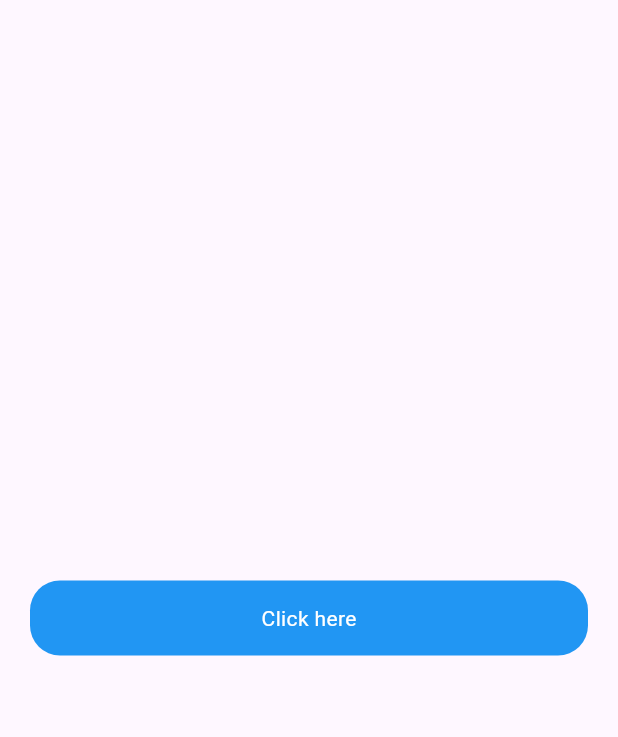
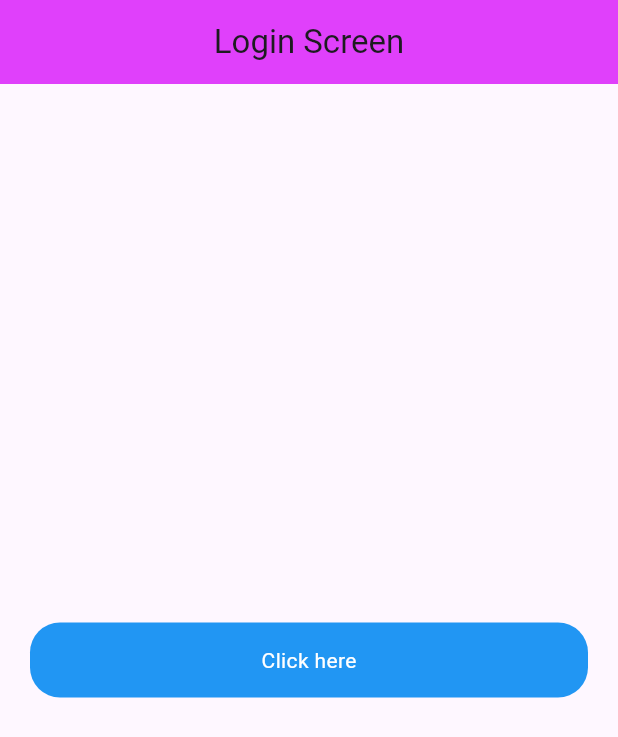
Before and after one commit to Salman-Dev336/Multi_Roles_App_Flutter, a Flutter app: the screen it shows after launch, on a phone screen of 412 x 824 dp. Shown: the top 737 px of the screen. Run offline on Flutter 3.47's test engine with Material 3 defaults, Android fonts, the phone set to English and light mode, and no system bars; our stand-ins replace shared_preferences; network calls fail.

Commit message:
styling the login page

```diff
--- a/lib/login_screen.dart
+++ b/lib/login_screen.dart
@@ -15,6 +15,12 @@ class _LoginScreenState extends State<LoginScreen> {
   @override
   Widget build(BuildContext context) {
     return Scaffold(
+      appBar: AppBar(
+        title: Text('Login Screen'),
+        centerTitle: true,
+        backgroundColor: Colors.purpleAccent,
+        automaticallyImplyLeading: false,
+      ),
       body: Padding(
         padding: const EdgeInsets.symmetric(horizontal: 20),
         child: Column(
@@ -23,16 +29,16 @@ class _LoginScreenState extends State<LoginScreen> {
             InkWell(
               onTap: () async {
 
-                SharedPreferences sp = await SharedPreferences.getInstance();
-                sp.setString('name', 'salman');
-                sp.setInt('age', 25);
+                // SharedPreferences sp = await SharedPreferences.getInstance();
+                // sp.setString('name', 'salman');
+                // sp.setInt('age', 25);
+                // // print(sp.getString( 'name'));
+                // // print(sp.getInt('age').toString());
+                // sp.remove('name');
                 // print(sp.getString( 'name'));
+                // sp.remove('age');
                 // print(sp.getInt('age').toString());
-                sp.remove('name');
-                print(sp.getString( 'name'));
-                sp.remove('age');
-                print(sp.getInt('age').toString());
-                // salman();
+                // // salman();
                 // print('clicked');
                 Navigator.push(context,
                  MaterialPageRoute(builder: (context)=> HomeScreen()));
```
